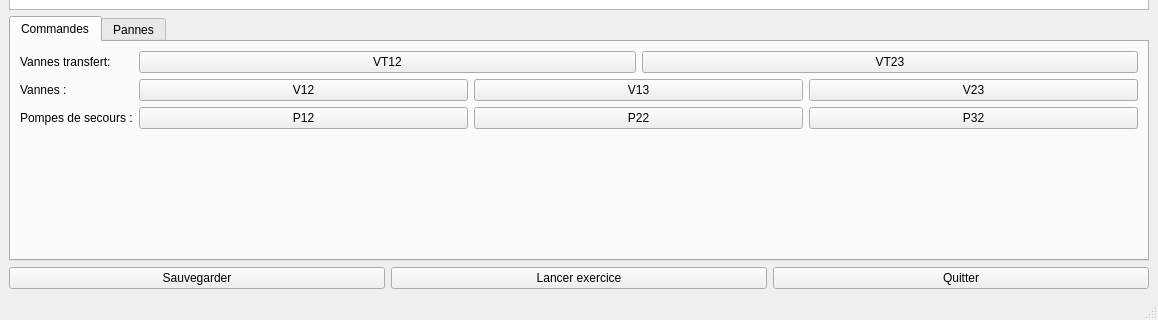
The window that GUI/mainwindow.ui (NT-me/PlaneSim) describes before a commit, drawn with Qt 5; both pictures show x 0 to 1158 and y 280 to 600 of the 1158 by 600 pixel window.
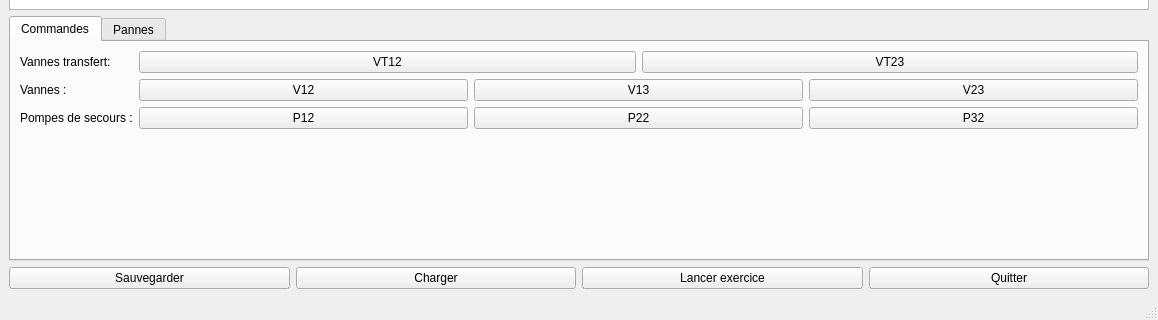
The same window after the commit.

Commit message: ajout d'une fenêtre

What changed in the file:
```diff
--- a/GUI/mainwindow.ui
+++ b/GUI/mainwindow.ui
@@ -15,24 +15,7 @@
   </property>
   <widget class="QWidget" name="centralwidget">
    <layout class="QGridLayout" name="gridLayout">
-    <item row="0" column="0" colspan="3">
-     <widget class="QTextBrowser" name="InfoDisplayer"/>
-    </item>
-    <item row="2" column="0">
-     <widget class="QPushButton" name="buttonSave">
-      <property name="text">
-       <string>Sauvegarder</string>
-      </property>
-     </widget>
-    </item>
-    <item row="2" column="2">
-     <widget class="QPushButton" name="buttonStop">
-      <property name="text">
-       <string>Quitter</string>
-      </property>
-     </widget>
-    </item>
-    <item row="1" column="0" colspan="3">
+    <item row="1" column="0" colspan="4">
      <widget class="QTabWidget" name="tabWidget">
       <property name="tabPosition">
        <enum>QTabWidget::North</enum>
@@ -241,13 +224,37 @@
       </widget>
      </widget>
     </item>
-    <item row="2" column="1">
+    <item row="0" column="0" colspan="4">
+     <widget class="QTextBrowser" name="InfoDisplayer"/>
+    </item>
+    <item row="2" column="3">
+     <widget class="QPushButton" name="buttonStop">
+      <property name="text">
+       <string>Quitter</string>
+      </property>
+     </widget>
+    </item>
+    <item row="2" column="2">
      <widget class="QPushButton" name="buttonLaunchExercice">
       <property name="text">
        <string>Lancer exercice</string>
       </property>
      </widget>
     </item>
+    <item row="2" column="0">
+     <widget class="QPushButton" name="buttonSave">
+      <property name="text">
+       <string>Sauvegarder</string>
+      </property>
+     </widget>
+    </item>
+    <item row="2" column="1">
+     <widget class="QPushButton" name="pushButton">
+      <property name="text">
+       <string>Charger</string>
+      </property>
+     </widget>
+    </item>
    </layout>
   </widget>
   <widget class="QMenuBar" name="menubar">
```
The commit also changes 5 other files.
